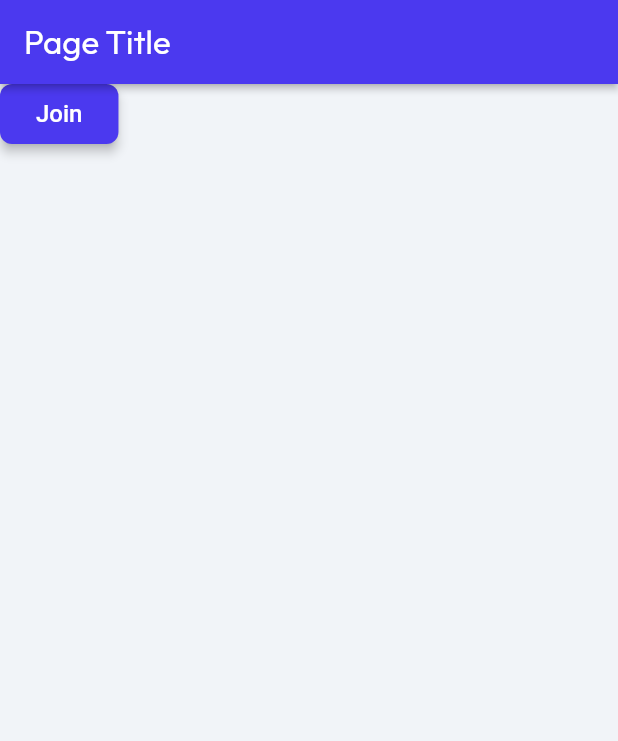
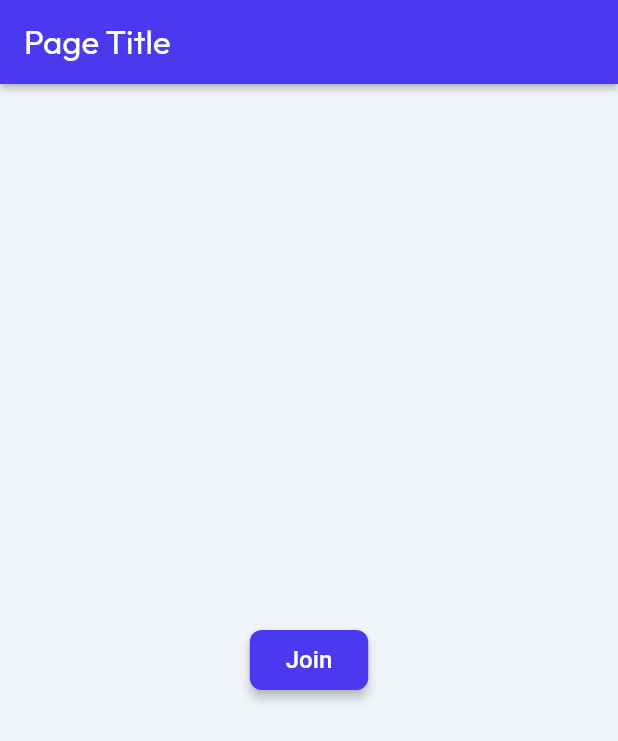
Before and after one commit to Decoder07/flutterflow_roomkit, a Flutter app: the screen it shows after launch, on a phone screen of 412 x 824 dp. Shown: the top 741 px of the screen. Run offline on Flutter 3.47's test engine with Material 2 defaults, Android fonts, the phone set to English and light mode, and no system bars; drawn by our look-alikes of auto_size_text; our stand-ins replace font_awesome_flutter, from_css_color, go_router, google_fonts, page_transition, shared_preferences and 1 more; missing offline and left inert: hms_room_kit, json_path; Roboto replaces fonts that are missing (Readex Pro).

Commit message:
Fixed sizing issue

```diff
--- a/lib/pages/home_page/home_page_widget.dart
+++ b/lib/pages/home_page/home_page_widget.dart
@@ -61,44 +61,44 @@ class _HomePageWidgetState extends State<HomePageWidget> {
             style: FlutterFlowTheme.of(context).headlineMedium.override(
                   fontFamily: 'Outfit',
                   color: Colors.white,
-                  fontSize: 22.0,
+                  fontSize: 22,
                 ),
           ),
           actions: [],
           centerTitle: false,
-          elevation: 2.0,
+          elevation: 2,
         ),
         body: SafeArea(
           top: true,
           child: Column(
             mainAxisSize: MainAxisSize.max,
             children: [
-              Column(
-                mainAxisSize: MainAxisSize.max,
-                children: [],
-              ),
-              FFButtonWidget(
+              Expanded(
+                child: Align(
+                  alignment: AlignmentDirectional(0.00, 0.00),
+                  child: FFButtonWidget(
                     onPressed: () async {
                       Navigator.of(context).push(MaterialPageRoute(builder: (context)=> const PrebuiltPageWidget()));
-                  // context.goNamed('PrebuiltPage');
                     },
                     text: 'Join',
                     options: FFButtonOptions(
-                  height: 40.0,
-                  padding: EdgeInsetsDirectional.fromSTEB(24.0, 0.0, 24.0, 0.0),
-                  iconPadding:
-                      EdgeInsetsDirectional.fromSTEB(0.0, 0.0, 0.0, 0.0),
+                      height: 40,
+                      padding: EdgeInsetsDirectional.fromSTEB(24, 0, 24, 0),
+                      iconPadding: EdgeInsetsDirectional.fromSTEB(0, 0, 0, 0),
                       color: FlutterFlowTheme.of(context).primary,
-                  textStyle: FlutterFlowTheme.of(context).titleSmall.override(
+                      textStyle:
+                          FlutterFlowTheme.of(context).titleSmall.override(
                                 fontFamily: 'Readex Pro',
                                 color: Colors.white,
                               ),
-                  elevation: 3.0,
+                      elevation: 3,
                       borderSide: BorderSide(
                         color: Colors.transparent,
-                    width: 1.0,
+                        width: 1,
                       ),
-                  borderRadius: BorderRadius.circular(8.0),
+                      borderRadius: BorderRadius.circular(8),
+                    ),
+                  ),
                 ),
               ),
             ],
--- a/lib/pages/prebuilt_page/prebuilt_page_widget.dart
+++ b/lib/pages/prebuilt_page/prebuilt_page_widget.dart
@@ -7,6 +7,7 @@ import 'package:flutter/scheduler.dart';
 import 'package:flutter/services.dart';
 import 'package:google_fonts/google_fonts.dart';
 import 'package:provider/provider.dart';
+
 import 'prebuilt_page_model.dart';
 export 'prebuilt_page_model.dart';
 
@@ -58,21 +59,7 @@ class _PrebuiltPageWidgetState extends State<PrebuiltPageWidget> {
       child: Scaffold(
         key: scaffoldKey,
         backgroundColor: FlutterFlowTheme.of(context).primaryBackground,
-        body: SafeArea(
-          top: true,
-          child: Column(
-            mainAxisSize: MainAxisSize.max,
-            children: [
-              Expanded(
-                child: custom_widgets.TestPrebuilt(
-                  width: double.infinity,
-                  height: double.infinity,
-                ),
-              ),
-            ],
-          ),
-        ),
+        body: custom_widgets.TestPrebuilt(),
       ),
     );
-  }
-}
+  }}
```
Lines whose indentation alone changed are shown as unchanged.
